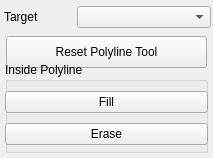
Above: src/Interface/ToolInterface/PolyLineToolInterface.ui from SCIInstitute/Seg3D before the change. Below: the same form after it.
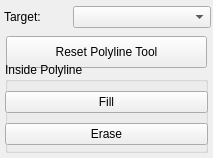
That is the form after the change.

What changed in the file:
```diff
--- a/src/Interface/ToolInterface/PolyLineToolInterface.ui
+++ b/src/Interface/ToolInterface/PolyLineToolInterface.ui
@@ -47,10 +47,13 @@
     </rect>
    </property>
    <layout class="QHBoxLayout" name="activeHLayout" stretch="1,2">
+    <property name="spacing">
+     <number>0</number>
+    </property>
     <item>
      <widget class="QLabel" name="activeLabel">
       <property name="text">
-       <string>Target</string>
+       <string>Target:</string>
       </property>
      </widget>
     </item>
```
